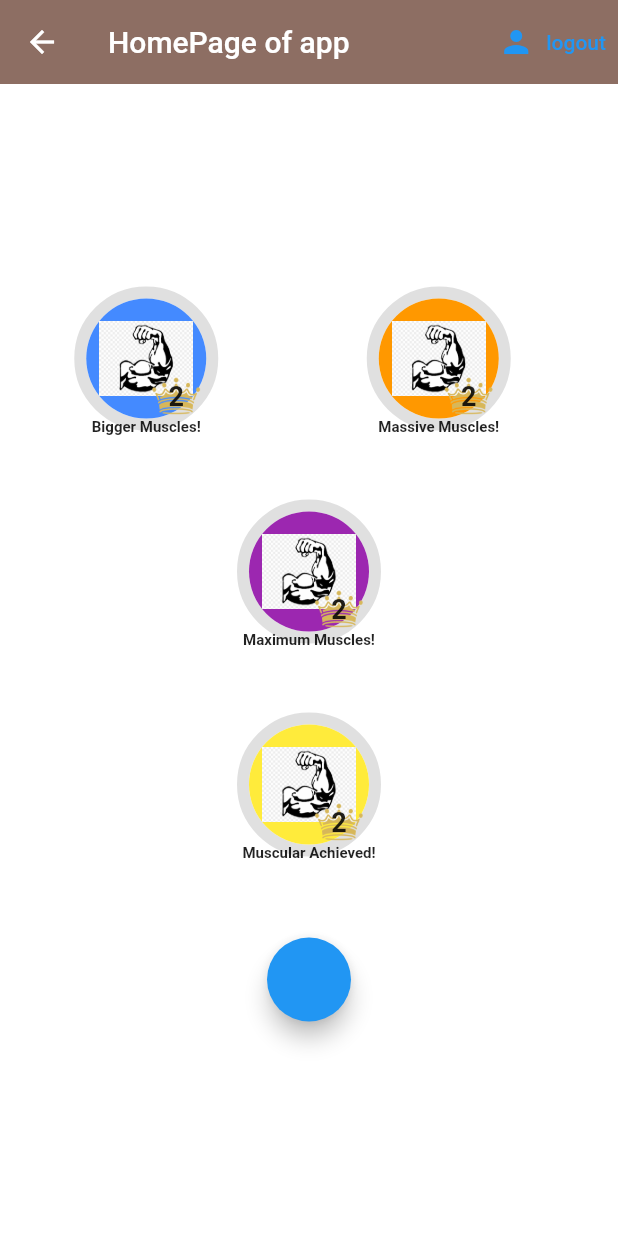
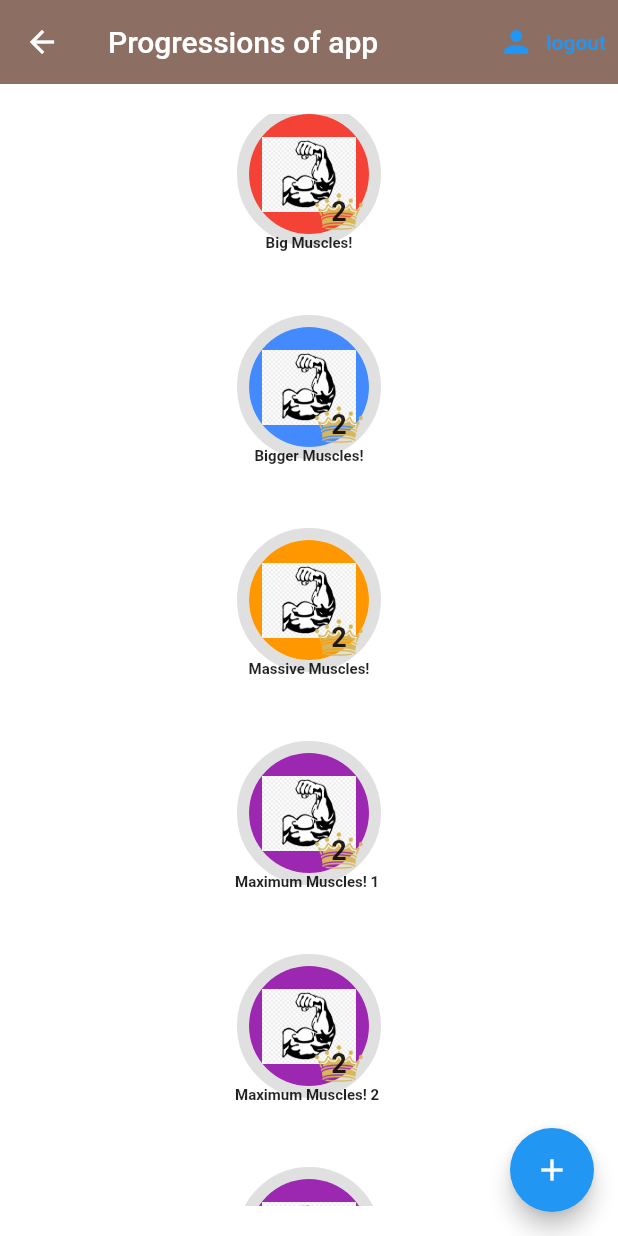
Before and after one commit to VictorA-RGV/sp_fitness_app, a Flutter app: the Achivements screen opened directly, on a phone screen of 412 x 824 dp. Run offline on Flutter 3.47's test engine with Material 2 defaults, Android fonts, the phone set to English and light mode, and no system bars; our stand-ins replace cloud_firestore, firebase_auth, firebase_core, flutter_spinkit, flutter_svg, lottie and 1 more; missing offline and left inert: animated_weight_picker; accounts and stored records are empty; network calls fail.

```diff
--- a/lib/screens/Achivements/achivements.dart
+++ b/lib/screens/Achivements/achivements.dart
@@ -1,23 +1,53 @@
 import 'package:flutter/material.dart';
 import 'package:sp_fitness_app/services/auth.dart';
 import 'package:cloud_firestore/cloud_firestore.dart';
-import "dart:math";
 import 'package:sp_fitness_app/shared/circularAchievments.dart';
+import 'dart:math';
 
-// landing page for a logged in user
-// ignore: must_be_immutable
 class Achivements extends StatefulWidget {
-  Achivements({super.key});
+  Achivements({Key? key}) : super(key: key);
 
   @override
-  State<Achivements> createState() => _AchivementsState();
+  _AchivementsState createState() => _AchivementsState();
 }
-
-double? progress = 0.0;
 
 class _AchivementsState extends State<Achivements> {
   final AuthService _auth = AuthService();
-  //CollectionReference userI = FirebaseFirestore.instance.collection('Users');
+  // the list of doubles will be values set by all completeed workouts.
+  List<double> progress = [0.0, 0.0, 0.0, 0.0, 0.0, 0.0];
+  final List<Map<String, dynamic>> achievementData = [
+    {
+      'image': 'images/flexingArm.png',
+      'name': 'Big Muscles!',
+      'color': Colors.red,
+    },
+    {
+      'image': 'images/flexingArm.png',
+      'name': 'Bigger Muscles!',
+      'color': Colors.blueAccent,
+    },
+    {
+      'image': 'images/flexingArm.png',
+      'name': 'Massive Muscles!',
+      'color': Colors.orange,
+    },
+    {
+      'image': 'images/flexingArm.png',
+      'name': 'Maximum Muscles! 1 ',
+      'color': Colors.purple,
+    },
+    {
+      'image': 'images/flexingArm.png',
+      'name': 'Maximum Muscles! 2 ',
+      'color': Colors.purple,
+    },
+    {
+      'image': 'images/flexingArm.png',
+      'name': 'Maximum Muscles! 3 ',
+      'color': Colors.purple,
+    },
+  ];
+
   final Stream<QuerySnapshot> userData =
       FirebaseFirestore.instance.collection('Users').snapshots();
 
@@ -25,52 +55,59 @@ class _AchivementsState extends State<Achivements> {
   Widget build(BuildContext context) {
     return Scaffold(
       backgroundColor: Colors.white,
-      // The bar at top
       appBar: AppBar(
-        title: const Text('HomePage of app'),
+        title: const Text('Progressions of app'),
         backgroundColor: Colors.brown[400],
         elevation: 0.0,
         actions: <Widget>[
           TextButton.icon(
-              onPressed: () async {
-                await _auth.signOut();
-              },
-              icon: const Icon(Icons.person),
-              label: const Text('logout'))
+            onPressed: () async {
+              await _auth.signOut();
+            },
+            icon: const Icon(Icons.person),
+            label: const Text('logout'),
+          )
         ],
       ),
-      // The content of the screen
       body: Padding(
         padding: const EdgeInsets.all(20.0),
         child: Center(
-          child: Column(
-            // Alignment of the content
-            mainAxisAlignment: MainAxisAlignment.center,
-            // Where the content is placed
-            children: [
-              Row(
-                children: [
-                  AcievementCircs().achivementCircle(
-                      "images/flexingArm.png",
-                      'Bigger Muscles!',
-                      Colors
-                          .blueAccent), // This one is busted or something. Not sure what's wrong with it.
-                  const Padding(padding: EdgeInsets.all(20)),
-                  AcievementCircs().achivementCircle("images/flexingArm.png",
-                      'Massive Muscles!', Colors.orange),
-                ],
-              ),
-              AcievementCircs().achivementCircle(
-                  "images/flexingArm.png", 'Maximum Muscles!', Colors.purple),
-              AcievementCircs().achivementCircle(
-                  "images/flexingArm.png", 'Muscular Achieved!', Colors.yellow),
-              FloatingActionButton(onPressed: () {
-                AcievementCircs().achivementCircle("images/flexingArm.png",
-                    'Bigger Muscles!', Colors.blueAccent);
-              })
-            ],
+          child: ListView.builder(
+            itemCount: achievementData.length,
+            itemBuilder: (context, index) {
+              return AchievementCircs(
+                image: achievementData[index]['image'],
+                name: achievementData[index]['name'],
+                color: achievementData[index]['color'],
+                progress: progress[index],
+                onIncrease: () {
+                  setState(() {
+                    progress[index] += 0.25;
+                  });
+                },
+              );
+            },
           ),
         ),
+      ),
+      floatingActionButton: FloatingActionButton(
+        onPressed: () {
+          setState(() {
+            bool isDone = false;
+            int i = 0;
+            while (!isDone && i < achievementData.length) {
+
+              progress[i] += 0.25;
+              if (progress[i] >= 1.0) {
+                i++;
+              } else {
+                isDone = true;
+              }
+
+            }
+          });
+        },
+        child: const Icon(Icons.add),
       ),
     );
   }
--- a/lib/shared/circularAchievments.dart
+++ b/lib/shared/circularAchievments.dart
@@ -1,10 +1,29 @@
 import 'package:flutter/material.dart';
 import 'dart:math';
 
-class AcievementCircs {
-  double? progress = 0;
+class AchievementCircs extends StatefulWidget {
+  final String image;
+  final String name;
+  final Color color;
+  final double progress;
+  final void Function() onIncrease;
 
-  Widget achivementCircle(String image, String name, Color color) {
+  const AchievementCircs({
+    required this.image,
+    required this.name,
+    required this.color,
+    required this.progress,
+    required this.onIncrease,
+    Key? key,
+  }) : super(key: key);
+
+  @override
+  _AchievementCircsState createState() => _AchievementCircsState();
+}
+
+class _AchievementCircsState extends State<AchievementCircs> {
+  @override
+  Widget build(BuildContext context) {
     return Column(
       children: [
         Stack(
@@ -21,7 +40,7 @@ class AcievementCircs {
                     valueColor:
                         const AlwaysStoppedAnimation<Color>(Colors.yellow),
                     value:
-                        progress, // This is how much it is filled. 1 would be full.
+                        widget.progress, // This is how much it is filled. 1 would be full.
                     strokeWidth: 60, // Width of the bar.
                   ),
                 ),
@@ -30,9 +49,9 @@ class AcievementCircs {
                 // The picture
                 CircleAvatar(
                   radius: 40, // Size of the inner portion color.
-                  backgroundColor: color,
+                  backgroundColor: widget.color,
                   child: Image.asset(
-                    image, // Note, the image should not have a background. Otherwise, it will look weird... unless it has a circular background.
+                    widget.image, // Note, the image should not have a background. Otherwise, it will look weird... unless it has a circular background.
                     height: 50,
                   ),
                 ),
@@ -64,7 +83,7 @@ class AcievementCircs {
 
         // Name of achivement - Should remain here
         Text(
-          name,
+          widget.name,
           style: const TextStyle(fontWeight: FontWeight.bold, fontSize: 10),
         ),
         const Padding(padding: EdgeInsets.all(25)), // Super important spacing.
@@ -74,8 +93,4 @@ class AcievementCircs {
       ],
     );
   }
-
-  void increaseVal() {
-    progress = progress! + .25;
-  }
 }
```
